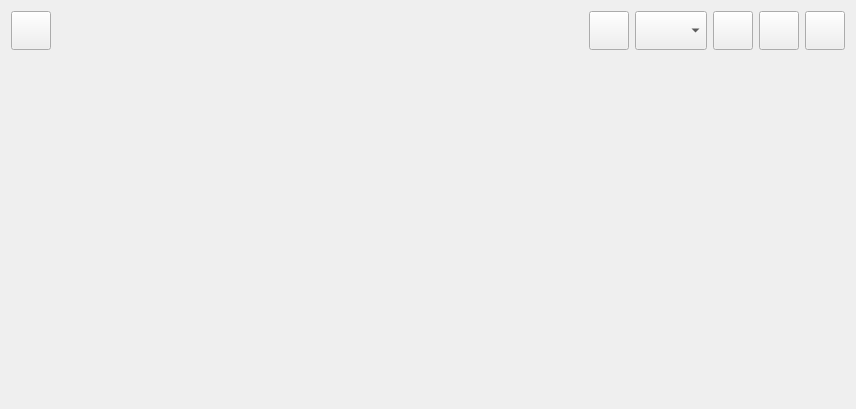
Before: the Qt Designer form ui/server/widgets/servermanager.ui in Open-Typer/Open-Typer, drawn with Qt 5.
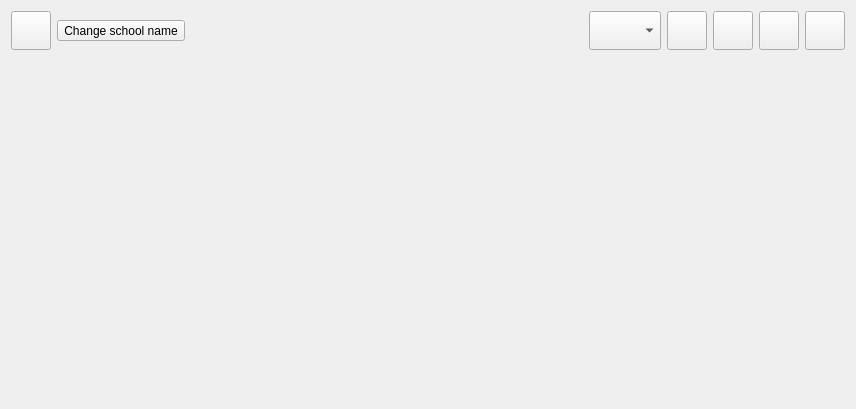
After: the same form once the commit is applied. Icons and pictures are not drawn.

Commit message: ui: server: widgets: servermanager: Add edit class button

```diff
--- a/ui/server/widgets/servermanager.ui
+++ b/ui/server/widgets/servermanager.ui
@@ -85,6 +85,16 @@
            </property>
           </widget>
          </item>
+         <item>
+          <widget class="QToolButton" name="changeSchoolNameButton">
+           <property name="toolTip">
+            <string>Change school name</string>
+           </property>
+           <property name="text">
+            <string>Change school name</string>
+           </property>
+          </widget>
+         </item>
          <item>
           <widget class="QLineEdit" name="schoolName">
            <property name="sizePolicy">
@@ -118,10 +128,20 @@
           </widget>
          </item>
          <item>
-          <widget class="QToolButton" name="changeSchoolNameButton">
-           <property name="toolTip">
-            <string>Change school name</string>
+          <widget class="QComboBox" name="classBox">
+           <property name="sizePolicy">
+            <sizepolicy hsizetype="Maximum" vsizetype="Preferred">
+             <horstretch>0</horstretch>
+             <verstretch>0</verstretch>
+            </sizepolicy>
            </property>
+           <property name="sizeAdjustPolicy">
+            <enum>QComboBox::AdjustToContents</enum>
+           </property>
+          </widget>
+         </item>
+         <item>
+          <widget class="QToolButton" name="editClassButton">
            <property name="text">
             <string notr="true"/>
            </property>
@@ -137,19 +157,6 @@
            </property>
           </widget>
          </item>
-         <item>
-          <widget class="QComboBox" name="classBox">
-           <property name="sizePolicy">
-            <sizepolicy hsizetype="Maximum" vsizetype="Preferred">
-             <horstretch>0</horstretch>
-             <verstretch>0</verstretch>
-            </sizepolicy>
-           </property>
-           <property name="sizeAdjustPolicy">
-            <enum>QComboBox::AdjustToContents</enum>
-           </property>
-          </widget>
-         </item>
          <item>
           <widget class="QToolButton" name="addClassButton">
            <property name="toolTip">
```
